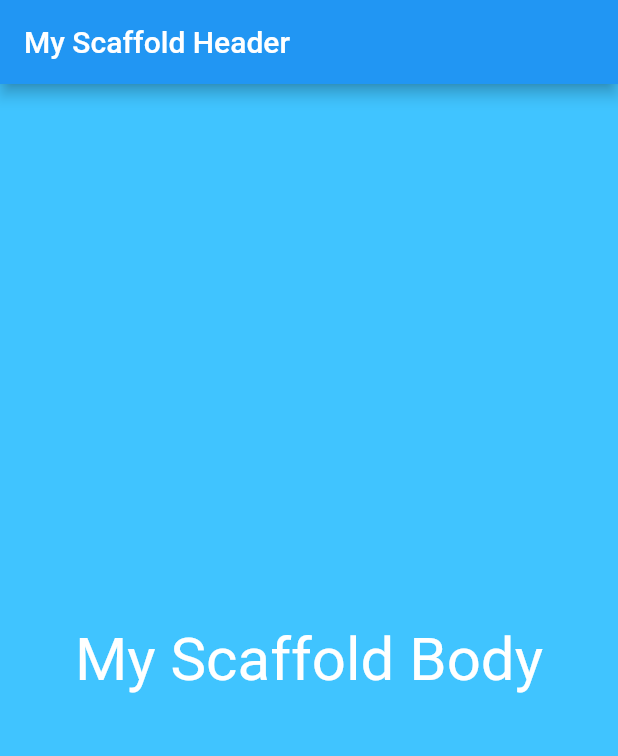
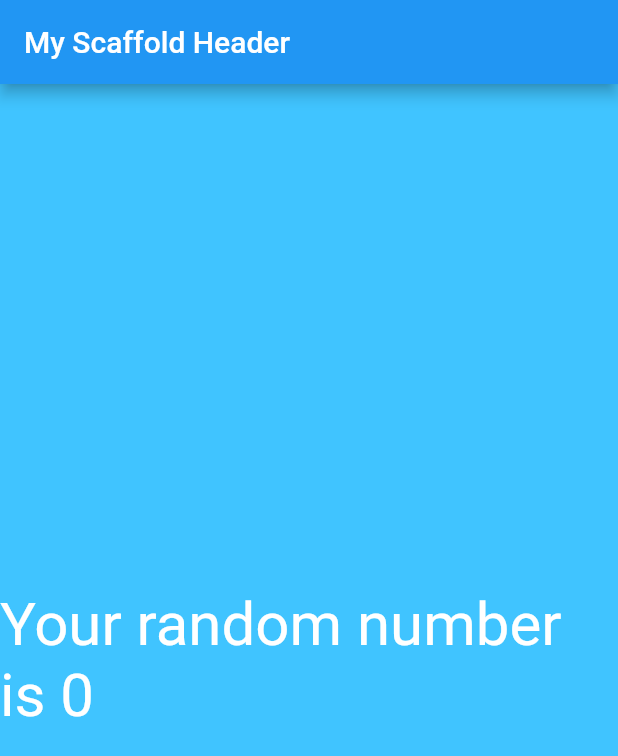
Before and after one commit to NguyenHoaiPhuong/flutter-basic, a Flutter app: the screen it shows after launch, on a phone screen of 412 x 824 dp. Shown: the top 756 px of the screen. Run offline on Flutter 3.47's test engine with Material 2 defaults, Android fonts, the phone set to English and light mode, and no system bars.

Commit message:
[scaffold] Add logic

```diff
--- /dev/null
+++ b/scaffold/lib/app_screens/homepage.dart
@@ -0,0 +1,34 @@
+import 'dart:math';
+
+import 'package:flutter/material.dart';
+
+class MyHomepage extends StatelessWidget {
+  @override
+  Widget build(BuildContext context) {
+    return Scaffold(
+        appBar: AppBar(
+          title: Text("My Scaffold Header"),
+        ),
+        body: Material(
+          color: Colors.lightBlueAccent,
+          child: Center(
+            child: Text(
+              generateRandomNumber(),
+              textDirection: TextDirection.ltr,
+              style: TextStyle(
+                color: Colors.white,
+                fontSize: 40.0,
+              ),
+            ),
+          ),
+        ),
+      );
+  }
+
+  String generateRandomNumber() {
+    var random = Random();
+    var randomNumber = random.nextInt(10);
+
+    return "Your random number is $randomNumber";
+  }
+}
```
Also changed, not shown: scaffold/lib/main.dart (+51 -0 lines).
